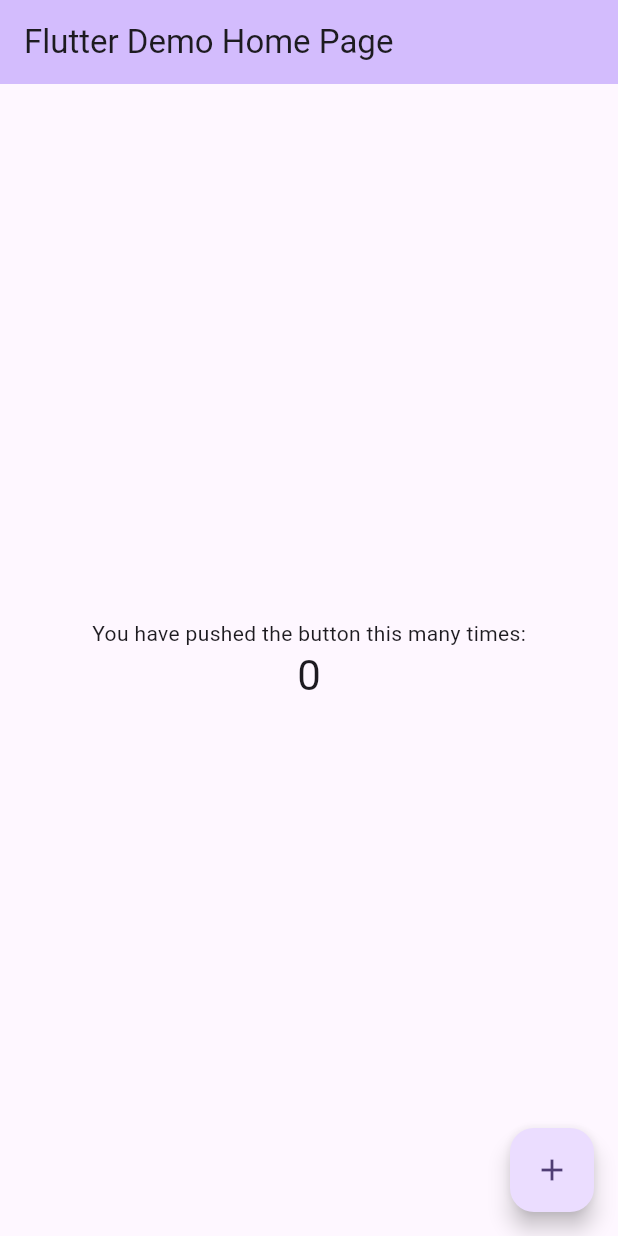
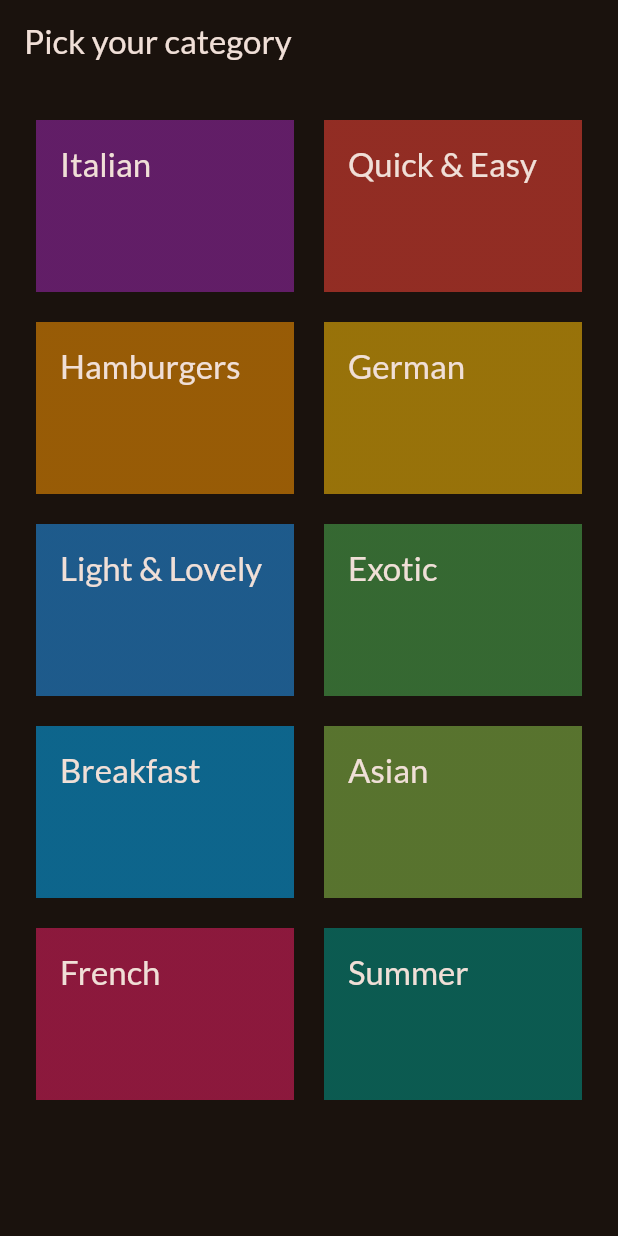
Before and after one commit to itsamit108/bitbite, a Flutter app: the screen it shows after launch, on a phone screen of 412 x 824 dp. Run offline on Flutter 3.47's test engine with Material 3 defaults, Android fonts, the phone set to English and light mode, and no system bars; our stand-ins replace google_fonts.

Commit message:
Add category and category grid item components

```diff
--- /dev/null
+++ b/lib/data/dummy_data.dart
@@ -0,0 +1,55 @@
+import 'package:bitbite/models/category.dart';
+import 'package:flutter/material.dart';
+
+const availableCategories = [
+  Category(
+    id: 'c1',
+    title: 'Italian',
+    color: Colors.purple,
+  ),
+  Category(
+    id: 'c2',
+    title: 'Quick & Easy',
+    color: Colors.red,
+  ),
+  Category(
+    id: 'c3',
+    title: 'Hamburgers',
+    color: Colors.orange,
+  ),
+  Category(
+    id: 'c4',
+    title: 'German',
+    color: Colors.amber,
+  ),
+  Category(
+    id: 'c5',
+    title: 'Light & Lovely',
+    color: Colors.blue,
+  ),
+  Category(
+    id: 'c6',
+    title: 'Exotic',
+    color: Colors.green,
+  ),
+  Category(
+    id: 'c7',
+    title: 'Breakfast',
+    color: Colors.lightBlue,
+  ),
+  Category(
+    id: 'c8',
+    title: 'Asian',
+    color: Colors.lightGreen,
+  ),
+  Category(
+    id: 'c9',
+    title: 'French',
+    color: Colors.pink,
+  ),
+  Category(
+    id: 'c10',
+    title: 'Summer',
+    color: Colors.teal,
+  ),
+];
--- a/lib/main.dart
+++ b/lib/main.dart
@@ -1,125 +1,28 @@
+import 'package:bitbite/screens/categories.dart';
 import 'package:flutter/material.dart';
 
+import 'package:google_fonts/google_fonts.dart';
+
+final theme = ThemeData(
+  colorScheme: ColorScheme.fromSeed(
+    brightness: Brightness.dark,
+    seedColor: const Color.fromARGB(255, 131, 57, 0),
+  ),
+  textTheme: GoogleFonts.latoTextTheme(),
+);
+
 void main() {
-  runApp(const MyApp());
+  runApp(const App());
 }
 
-class MyApp extends StatelessWidget {
-  const MyApp({super.key});
+class App extends StatelessWidget {
+  const App({super.key});
 
-  // This widget is the root of your application.
   @override
   Widget build(BuildContext context) {
     return MaterialApp(
-      title: 'Flutter Demo',
-      theme: ThemeData(
-        // This is the theme of your application.
-        //
-        // TRY THIS: Try running your application with "flutter run". You'll see
-        // the application has a purple toolbar. Then, without quitting the app,
-        // try changing the seedColor in the colorScheme below to Colors.green
-        // and then invoke "hot reload" (save your changes or press the "hot
-        // reload" button in a Flutter-supported IDE, or press "r" if you used
-        // the command line to start the app).
-        //
-        // Notice that the counter didn't reset back to zero; the application
-        // state is not lost during the reload. To reset the state, use hot
-        // restart instead.
-        //
-        // This works for code too, not just values: Most code changes can be
-        // tested with just a hot reload.
-        colorScheme: ColorScheme.fromSeed(seedColor: Colors.deepPurple),
-        useMaterial3: true,
-      ),
-      home: const MyHomePage(title: 'Flutter Demo Home Page'),
+      theme: theme,
+      home: const CategoriesScreen(),
     );
   }
 }
-
-class MyHomePage extends StatefulWidget {
-  const MyHomePage({super.key, required this.title});
-
-  // This widget is the home page of your application. It is stateful, meaning
-  // that it has a State object (defined below) that contains fields that affect
-  // how it looks.
-
-  // This class is the configuration for the state. It holds the values (in this
-  // case the title) provided by the parent (in this case the App widget) and
-  // used by the build method of the State. Fields in a Widget subclass are
-  // always marked "final".
-
-  final String title;
-
-  @override
-  State<MyHomePage> createState() => _MyHomePageState();
-}
-
-class _MyHomePageState extends State<MyHomePage> {
-  int _counter = 0;
-
-  void _incrementCounter() {
-    setState(() {
-      // This call to setState tells the Flutter framework that something has
-      // changed in this State, which causes it to rerun the build method below
-      // so that the display can reflect the updated values. If we changed
-      // _counter without calling setState(), then the build method would not be
-      // called again, and so nothing would appear to happen.
-      _counter++;
-    });
-  }
-
-  @override
-  Widget build(BuildContext context) {
-    // This method is rerun every time setState is called, for instance as done
-    // by the _incrementCounter method above.
-    //
-    // The Flutter framework has been optimized to make rerunning build methods
-    // fast, so that you can just rebuild anything that needs updating rather
-    // than having to individually change instances of widgets.
-    return Scaffold(
-      appBar: AppBar(
-        // TRY THIS: Try changing the color here to a specific color (to
-        // Colors.amber, perhaps?) and trigger a hot reload to see the AppBar
-        // change color while the other colors stay the same.
-        backgroundColor: Theme.of(context).colorScheme.inversePrimary,
-        // Here we take the value from the MyHomePage object that was created by
-        // the App.build method, and use it to set our appbar title.
-        title: Text(widget.title),
-      ),
-      body: Center(
-        // Center is a layout widget. It takes a single child and positions it
-        // in the middle of the parent.
-        child: Column(
-          // Column is also a layout widget. It takes a list of children and
-          // arranges them vertically. By default, it sizes itself to fit its
-          // children horizontally, and tries to be as tall as its parent.
-          //
-          // Column has various properties to control how it sizes itself and
-          // how it positions its children. Here we use mainAxisAlignment to
-          // center the children vertically; the main axis here is the vertical
-          // axis because Columns are vertical (the cross axis would be
-          // horizontal).
-          //
-          // TRY THIS: Invoke "debug painting" (choose the "Toggle Debug Paint"
-          // action in the IDE, or press "p" in the console), to see the
-          // wireframe for each widget.
-          mainAxisAlignment: MainAxisAlignment.center,
-          children: <Widget>[
-            const Text(
-              'You have pushed the button this many times:',
-            ),
-            Text(
-              '$_counter',
-              style: Theme.of(context).textTheme.headlineMedium,
-            ),
-          ],
-        ),
-      ),
-      floatingActionButton: FloatingActionButton(
-        onPressed: _incrementCounter,
-        tooltip: 'Increment',
-        child: const Icon(Icons.add),
-      ), // This trailing comma makes auto-formatting nicer for build methods.
-    );
-  }
-}
--- /dev/null
+++ b/lib/models/category.dart
@@ -0,0 +1,10 @@
+import 'package:flutter/material.dart';
+
+class Category {
+  const Category(
+      {required this.id, required this.title, this.color = Colors.orange});
+
+  final String id;
+  final String title;
+  final Color color;
+}
--- /dev/null
+++ b/lib/screens/categories.dart
@@ -0,0 +1,29 @@
+import 'package:bitbite/data/dummy_data.dart';
+import 'package:bitbite/widgets/category_grid_item.dart';
+import 'package:flutter/material.dart';
+
+class CategoriesScreen extends StatelessWidget {
+  const CategoriesScreen({super.key});
+
+  @override
+  Widget build(BuildContext context) {
+    return Scaffold(
+      appBar: AppBar(
+        title: const Text("Pick your category"),
+      ),
+      body: GridView(
+        padding: const EdgeInsets.all(24),
+        gridDelegate: const SliverGridDelegateWithFixedCrossAxisCount(
+          crossAxisCount: 2,
+          childAspectRatio: 3 / 2,
+          crossAxisSpacing: 20,
+          mainAxisSpacing: 20,
+        ),
+        children: [
+          for (final category in availableCategories)
+            CategoryGridItem(category: category)
+        ],
+      ),
+    );
+  }
+}
--- /dev/null
+++ b/lib/widgets/category_grid_item.dart
@@ -0,0 +1,31 @@
+import 'package:bitbite/models/category.dart';
+import 'package:flutter/material.dart';
+
+class CategoryGridItem extends StatelessWidget {
+  const CategoryGridItem({super.key, required this.category});
+
+  final Category category;
+
+  @override
+  Widget build(BuildContext context) {
+    return Container(
+      padding: const EdgeInsets.all(16),
+      decoration: BoxDecoration(
+        gradient: LinearGradient(
+          colors: [
+            category.color.withOpacity(0.55),
+            category.color.withOpacity(0.55),
+          ],
+          begin: Alignment.topLeft,
+          end: Alignment.bottomRight,
+        ),
+      ),
+      child: Text(
+        category.title,
+        style: Theme.of(context).textTheme.titleLarge!.copyWith(
+              color: Theme.of(context).colorScheme.onBackground,
+            ),
+      ),
+    );
+  }
+}
--- a/pubspec.yaml
+++ b/pubspec.yaml
@@ -35,6 +35,7 @@ dependencies:
   # The following adds the Cupertino Icons font to your application.
   # Use with the CupertinoIcons class for iOS style icons.
   cupertino_icons: ^1.0.6
+  google_fonts: ^6.2.1
 
 dev_dependencies:
   flutter_test:
```
Also changed, not shown: 1 other file.
